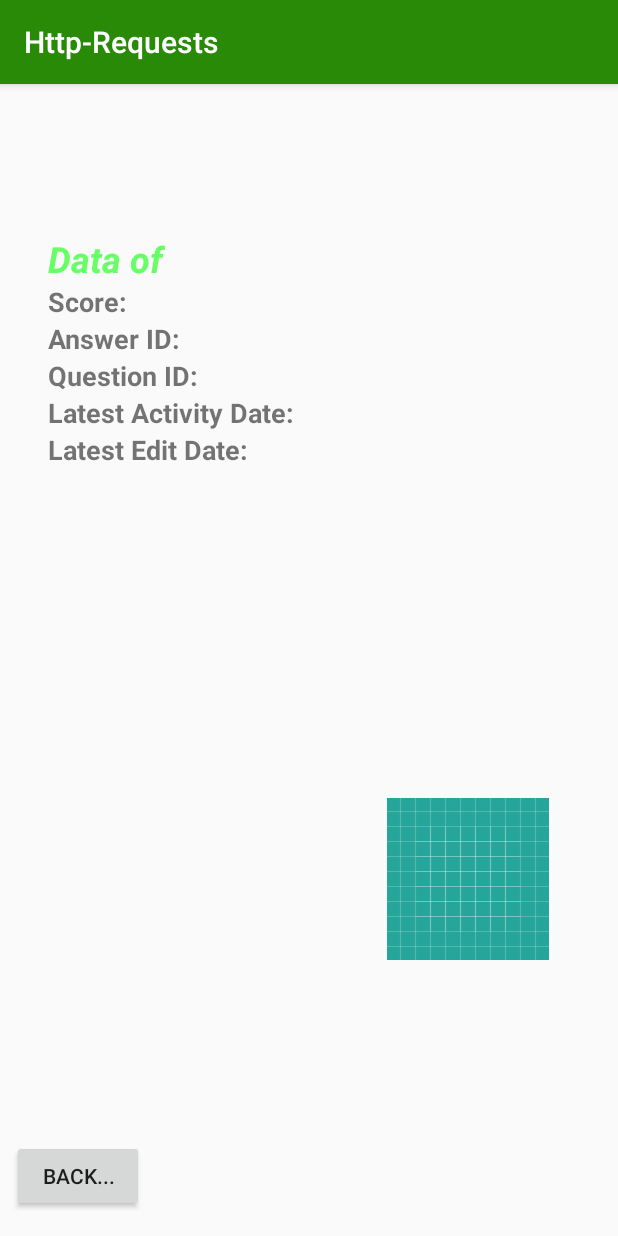
After one commit to mlaubenstein/Http_Request_Android_App, an Android app: the SecondMain screen opened directly, with no data from a screen before it, on a phone screen of 412 x 824 dp. The commit adds this screen. Run offline under Robolectric (Android 15) with nearby library versions, the phone set to English and light mode, and no system bars.

Commit message:
Current functions: 	- RecyclerView List with names from API 	- OnClick => show the information

```diff
--- a/app/src/main/AndroidManifest.xml
+++ b/app/src/main/AndroidManifest.xml
@@ -1,6 +1,7 @@
 <?xml version="1.0" encoding="utf-8"?>
 <manifest xmlns:android="http://schemas.android.com/apk/res/android"
     package="com.example.marvin.http_requests">
+
     <uses-permission android:name="android.permission.INTERNET" />
 
     <application
@@ -17,6 +18,7 @@
                 <category android:name="android.intent.category.LAUNCHER" />
             </intent-filter>
         </activity>
+        <activity android:name=".SecondMain"></activity>
     </application>
 
 </manifest>
--- a/app/src/main/java/com/example/marvin/http_requests/HttpTask.java
+++ /dev/null
@@ -1,4 +0,0 @@
-package com.example.marvin.http_requests;
-
-public class HttpTask {
-}
--- /dev/null
+++ b/app/src/main/java/com/example/marvin/http_requests/SecondMain.java
@@ -0,0 +1,49 @@
+package com.example.marvin.http_requests;
+
+import android.os.Bundle;
+import android.support.v7.app.AppCompatActivity;
+import android.view.View;
+import android.widget.Button;
+import android.widget.TextView;
+
+public class SecondMain extends AppCompatActivity {
+
+    @Override
+    protected void onCreate(Bundle savedInstanceState) {
+        super.onCreate(savedInstanceState);
+        setContentView(R.layout.activity_second_main);
+
+
+        TextView textViewName       = findViewById(R.id.textViewName);
+        textViewName.setText    ( getIntent().getStringExtra(MainActivity.EXTRA_NAME));
+
+        TextView textViewScore      = findViewById(R.id.textViewScore);
+        textViewScore.setText   ( getIntent().getStringExtra(MainActivity.EXTRA_SCORE));
+
+        TextView textViewAnswer     = findViewById(R.id.textViewAnswer);
+        textViewAnswer.setText  ( getIntent().getStringExtra(MainActivity.EXTRA_ANSWERID));
+
+        TextView textViewQuestion   = findViewById(R.id.textViewQuestion);
+        textViewQuestion.setText( getIntent().getStringExtra(MainActivity.EXTRA_QUESTIONID));
+
+        TextView textViewLAD        = findViewById(R.id.textViewLAD);
+        textViewLAD.setText     ( getIntent().getStringExtra(MainActivity.EXTRA_LASTACTIVITYDATE));
+
+        TextView textViewLED        = findViewById(R.id.textViewLED);
+        textViewLED.setText     ( getIntent().getStringExtra(MainActivity.EXTRA_LASTEDITDATE));
+
+
+
+        Button button               = findViewById(R.id.backbutton);
+        button.setOnClickListener(new View.OnClickListener() {
+            @Override
+            public void onClick(View view) {
+                finish();
+            }
+        });
+    }
+
+
+
+
+}
--- /dev/null
+++ b/app/src/main/res/layout/activity_second_main.xml
@@ -0,0 +1,181 @@
+<?xml version="1.0" encoding="utf-8"?>
+<android.support.constraint.ConstraintLayout xmlns:android="http://schemas.android.com/apk/res/android"
+    xmlns:app="http://schemas.android.com/apk/res-auto"
+    xmlns:tools="http://schemas.android.com/tools"
+    android:id="@+id/textView"
+    android:layout_width="match_parent"
+    android:layout_height="match_parent"
+    tools:context=".SecondMain">
+
+    <Button
+        android:id="@+id/backbutton"
+        android:layout_width="wrap_content"
+        android:layout_height="wrap_content"
+        android:layout_marginBottom="16dp"
+        android:layout_marginLeft="8dp"
+        android:layout_marginStart="8dp"
+        android:text="@string/back"
+        app:layout_constraintBottom_toBottomOf="parent"
+        app:layout_constraintStart_toStartOf="parent" />
+
+    <TableLayout
+        android:id="@+id/tableLayout"
+        android:layout_width="0dp"
+        android:layout_height="173dp"
+        android:layout_marginBottom="332dp"
+        android:layout_marginEnd="32dp"
+        android:layout_marginLeft="32dp"
+        android:layout_marginRight="32dp"
+        android:layout_marginStart="32dp"
+        android:layout_marginTop="100dp"
+        app:layout_constraintBottom_toTopOf="@+id/backbutton"
+        app:layout_constraintEnd_toEndOf="parent"
+        app:layout_constraintHorizontal_bias="0.0"
+        app:layout_constraintStart_toStartOf="parent"
+        app:layout_constraintTop_toTopOf="parent"
+        app:layout_constraintVertical_bias="0.0"
+        tools:ignore="MissingConstraints">
+
+
+        <TableRow
+            android:layout_width="match_parent"
+            android:layout_height="match_parent">
+
+            <TextView
+                android:id="@+id/headline"
+                android:layout_width="192dp"
+                android:layout_height="wrap_content"
+                android:text="@string/data"
+                android:textAllCaps="false"
+                android:textColor="#66FF66"
+                android:textSize="24sp"
+                android:textStyle="bold|italic" />
+
+            <TextView
+                android:id="@+id/textViewName"
+                android:layout_width="wrap_content"
+                android:layout_height="wrap_content"
+                android:textSize="18sp" />
+        </TableRow>
+
+        <TableRow
+            android:layout_width="match_parent"
+            android:layout_height="match_parent">
+
+            <TextView
+                android:id="@+id/score"
+                android:layout_width="wrap_content"
+                android:layout_height="wrap_content"
+                android:text="@string/score"
+                android:textSize="18sp"
+                android:textStyle="bold" />
+
+            <TextView
+                android:id="@+id/textViewScore"
+                android:layout_width="wrap_content"
+                android:layout_height="wrap_content"
+                android:text="@string/data"
+                android:textSize="18sp" />
+        </TableRow>
+
+        <TableRow
+            android:layout_width="match_parent"
+            android:layout_height="match_parent">
+
+            <TextView
+                android:id="@+id/answerid"
+                android:layout_width="wrap_content"
+                android:layout_height="wrap_content"
+                android:text="@string/answer_id"
+                android:textSize="18sp"
+                android:textStyle="bold" />
+
+            <TextView
+                android:id="@+id/textViewAnswer"
+                android:layout_width="wrap_content"
+                android:layout_height="wrap_content"
+                android:text="@string/data"
+                android:textSize="18sp" />
+        </TableRow>
+
+        <TableRow
+            android:layout_width="match_parent"
+            android:layout_height="match_parent">
+
+            <TextView
+                android:id="@+id/questionid"
+                android:layout_width="wrap_content"
+                android:layout_height="wrap_content"
+                android:text="@string/question_id"
+                android:textSize="18sp"
+                android:textStyle="bold" />
+
+            <TextView
+                android:id="@+id/textViewQuestion"
+                android:layout_width="wrap_content"
+                android:layout_height="wrap_content"
+                android:text="@string/data"
+                android:textSize="18sp" />
+        </TableRow>
+
+        <TableRow
+            android:layout_width="match_parent"
+            android:layout_height="match_parent"
+            android:orientation="horizontal">
+
+            <TextView
+                android:id="@+id/latestactivitydate"
+                android:layout_width="wrap_content"
+                android:layout_height="wrap_content"
+                android:text="@string/latest_activity_date"
+                android:textSize="18sp"
+                android:textStyle="bold" />
+
+            <TextView
+                android:id="@+id/textViewLAD"
+                android:layout_width="wrap_content"
+                android:layout_height="wrap_content"
+                android:text="@string/data"
+                android:textSize="18sp" />
+
+        </TableRow>
+
+        <TableRow
+            android:layout_width="match_parent"
+            android:layout_height="match_parent">
+
+            <TextView
+                android:id="@+id/lasteditdate"
+                android:layout_width="wrap_content"
+                android:layout_height="wrap_content"
+                android:text="@string/latest_edit_date"
+                android:textSize="18sp"
+                android:textStyle="bold" />
+
+            <TextView
+                android:id="@+id/textViewLED"
+                android:layout_width="wrap_content"
+                android:layout_height="wrap_content"
+                android:text="@string/data"
+                android:textSize="18sp" />
+
+        </TableRow>
+    </TableLayout>
+
+    <ImageView
+        android:id="@+id/image "
+        android:layout_width="wrap_content"
+        android:layout_height="wrap_content"
+        android:layout_marginBottom="56dp"
+        android:layout_marginEnd="32dp"
+        android:layout_marginLeft="148dp"
+        android:layout_marginRight="32dp"
+        android:layout_marginStart="148dp"
+        android:layout_marginTop="74dp"
+        app:layout_constraintBottom_toBottomOf="parent"
+        app:layout_constraintEnd_toEndOf="parent"
+        app:layout_constraintStart_toEndOf="@+id/backbutton"
+        app:layout_constraintTop_toBottomOf="@+id/tableLayout"
+        app:srcCompat="@drawable/ic_launcher_background" />
+
+</android.support.constraint.ConstraintLayout>
--- a/app/src/main/res/values/strings.xml
+++ b/app/src/main/res/values/strings.xml
@@ -1,8 +1,10 @@
 <resources>
     <string name="app_name">Http-Requests</string>
-    <string name="deleteRequest">DELETE</string>
-    <string name="getRequest">GET</string>
-    <string name="postRequest">POST</string>
-    <string name="scannerRequest">SCANNER</string>
-    <string name="requestQuestion">Choose the request at the menu !!!</string>
+    <string name="back">BACK...</string>
+    <string name="latest_edit_date">Latest Edit Date:</string>
+    <string name="latest_activity_date">Latest Activity Date:</string>
+    <string name="question_id">Question ID:</string>
+    <string name="answer_id">Answer ID:</string>
+    <string name="score">Score:</string>
+    <string name="data">Data of </string>
 </resources>
```
Also changed, not shown: app/build.gradle (+11 -0 lines), app/src/main/java/com/example/marvin/http_requests/APIUtils.java (added, +10 -0 lines), app/src/main/java/com/example/marvin/http_requests/AnswersAdapter.java (added, +88 -0 lines), app/src/main/java/com/example/marvin/http_requests/MainActivity.java (+74 -146 lines), app/src/main/java/com/example/marvin/http_requests/RetrofitClient.java (added, +19 -0 lines), app/src/main/java/com/example/marvin/http_requests/SOService.java (added, +16 -0 lines), app/src/main/res/layout/activity_main.xml (+5 -29 lines), app/src/main/res/menu/menu_deleterequest.xml (deleted, +0 -9 lines), app/src/main/res/menu/menu_getrequest.xml (deleted, +0 -8 lines), app/src/main/res/menu/menu_postrequest.xml (deleted, +0 -8 lines), app/src/main/res/menu/menu_scanner.xml (deleted, +0 -7 lines).
